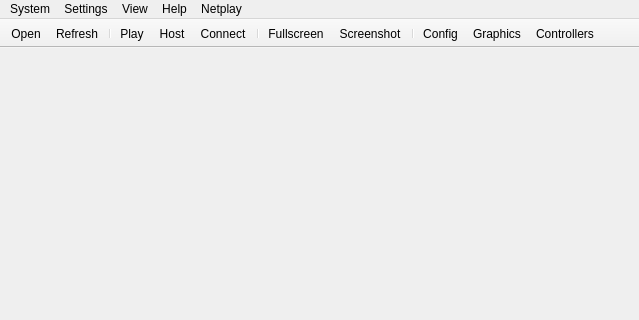
Qt form Source/RMG/UserInterface/MainWindow.ui (MarioPartyNetplay/Mupen-MPN) before a commit; both pictures show x 0 to 639 and y 0 to 320 of the 639 by 543 pixel window.
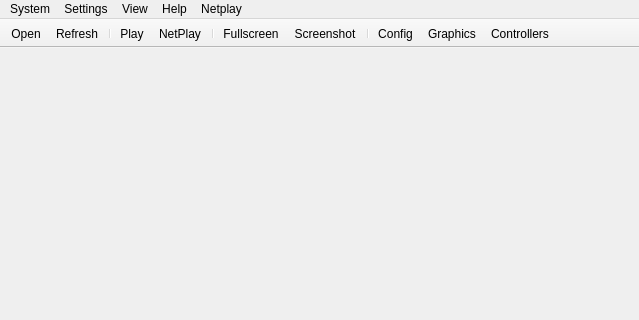
The same form after that commit. Icons and pictures are not drawn.

What changed in the file:
```diff
--- a/Source/RMG/UserInterface/MainWindow.ui
+++ b/Source/RMG/UserInterface/MainWindow.ui
@@ -195,7 +195,6 @@
    <addaction name="separator"/>
    <addaction name="action_System_StartRom3"/>
    <addaction name="action_Create_Room"/>
-   <addaction name="action_Join_Room"/>
    <addaction name="separator"/>
    <addaction name="action_View_Fullscreen2"/>
    <addaction name="action_System_Screenshot2"/>
@@ -327,7 +326,7 @@
      <normaloff>.</normaloff>.</iconset>
    </property>
    <property name="text">
-    <string>Host</string>
+    <string>NetPlay</string>
    </property>
   </action>
   <action name="action_System_HardReset">
@@ -339,15 +338,6 @@
     <string>Hard Reset</string>
    </property>
   </action>
-  <action name="action_Join_Room">
-   <property name="icon">
-    <iconset theme="online-play-mpn">
-     <normaloff>.</normaloff>.</iconset>
-   </property>
-   <property name="text">
-    <string>Connect</string>
-   </property>
-  </action>
   <action name="action_System_Screenshot">
    <property name="icon">
     <iconset theme="screenshot-2-line">
```
Left out of the diff: 1 changed line with no effect on the pictures.
